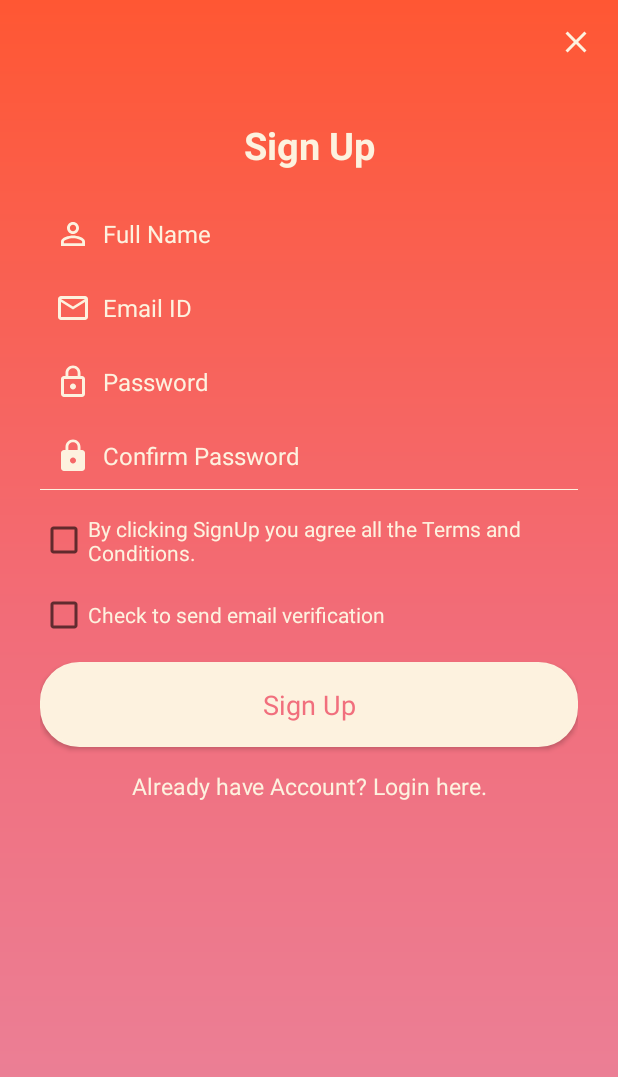
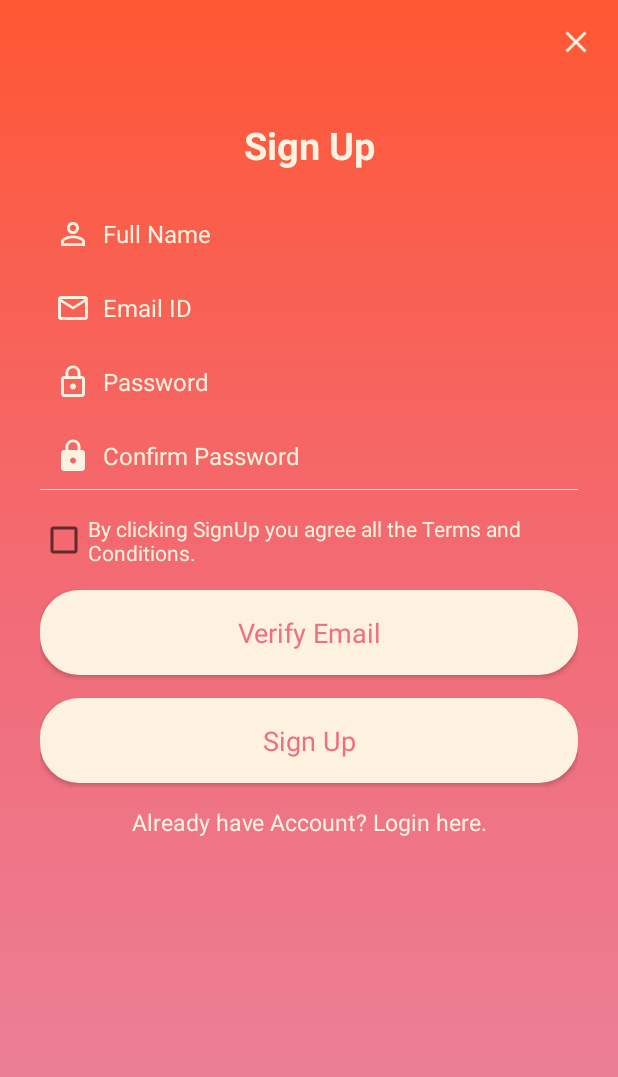
Before and after one commit to rr00232/trackohol, an Android app: the fragment SignUp_Fragment placed in its activity, after a tap on "Sign Up", on a phone screen of 412 x 824 dp. Shown: the top 1077 px of the screen. Run offline under Robolectric (Android 15) with nearby library versions, the phone set to English and light mode, and no system bars; our stand-ins replace Firebase (no records; nobody signed in at launch, a user with empty details on screens opened directly).

Commit message:
debugging the sign up frag

```diff
--- a/app/src/main/java/com/example/rizvanr/eps/SignUp_Fragment.java
+++ b/app/src/main/java/com/example/rizvanr/eps/SignUp_Fragment.java
@@ -35,17 +35,16 @@ public class SignUp_Fragment extends Fragment implements OnClickListener {
     private static View view;
     private static EditText fullName, emailId, password, confirmPassword;
     private static TextView login;
-    private static Button signUpButton, check_send;
+    private static Button signUpButton, verifyEmailButton;
     private static CheckBox terms_conditions;
     private FirebaseDatabase database;
     private DatabaseReference users;
     private FirebaseAuth mAuth;
 
     public SignUp_Fragment() {
+        mAuth = FirebaseAuth.getInstance();
 
 
-        mAuth = FirebaseAuth.getInstance();
-    //
 
     }
 
@@ -72,6 +71,7 @@ public class SignUp_Fragment extends Fragment implements OnClickListener {
         signUpButton = (Button) view.findViewById(R.id.signUpBtn);
         login = (TextView) view.findViewById(R.id.already_user);
         terms_conditions = (CheckBox) view.findViewById(R.id.terms_conditions);
+        verifyEmailButton = (Button) view.findViewById(R.id.verifyEmailBtn);
        // check_send = (Button) view.findViewById(R.id.email_veriBtn);
 
     }
@@ -79,12 +79,17 @@ public class SignUp_Fragment extends Fragment implements OnClickListener {
     // Set Listeners
     private void setListeners() {
         signUpButton.setOnClickListener(this);
+        verifyEmailButton.setOnClickListener(this);
         login.setOnClickListener(this);
     }
 
     @Override
     public void onClick(View v) {
         switch (v.getId()) {
+            case R.id.verifyEmailBtn:
+                sendEmail();
+                   break;
+
             case R.id.signUpBtn:
 
                 // Call checkValidation method
@@ -102,7 +107,7 @@ public class SignUp_Fragment extends Fragment implements OnClickListener {
 
     // Check Validation Method
     private void checkValidation() {
-       final FirebaseUser user = mAuth.getCurrentUser();
+
         // Get all edittext texts
         String getFullName = fullName.getText().toString();
         String getEmailId = emailId.getText().toString();
@@ -138,20 +143,7 @@ public class SignUp_Fragment extends Fragment implements OnClickListener {
             new CustomToast().Show_Toast(getActivity(), view,
                     "Please select Terms and Conditions.");
          else
-             if(!user.isEmailVerified())
-                user.sendEmailVerification().addOnCompleteListener(new OnCompleteListener<Void>() {
-                    @Override
-                    public void onComplete(@NonNull Task<Void> task) {
-                        //   check_send.setEnabled(true);
-                        // if (task.isSuccessful())
-                        Toast.makeText(SignUp_Fragment.this.getActivity(), "email veri sent" + mAuth.getInstance().getCurrentUser().getEmail(), Toast.LENGTH_SHORT).show();
-                        // else
-                        //  Toast.makeText(SignUp_Fragment.this.getActivity(), "fail to sent email", Toast.LENGTH_SHORT).show();
-                    }
-                });
 
-            //     }
-            //     });
 //TODO SHOULD-HAVE else if to check email address dosen't already have an account use ""new CustomToast().Show_Toast(getActivity(), view, "You already have an account with that email address.");"" if they already exist in the DB
 
             // Else do signup or do your stuff
@@ -168,6 +160,24 @@ public class SignUp_Fragment extends Fragment implements OnClickListener {
 
                // FirebaseUser user = mAuth.getCurrentUser();
 
-        mAuth.createUserWithEmailAndPassword(getEmailId, getPassword);
+      //
+    }
+    private void sendEmail() {
+
+        mAuth.createUserWithEmailAndPassword(emailId.getText().toString(),
+                password.getText().toString());
+       final   FirebaseUser user = mAuth.getCurrentUser();
+            user.sendEmailVerification()
+                    .addOnCompleteListener(new OnCompleteListener<Void>() {
+                @Override
+               public void onComplete(@NonNull Task<Void> task) {
+                    //   check_send.setEnabled(true);
+                    // if (task.isSuccessful())
+                  Toast.makeText(SignUp_Fragment.this.getActivity(), "email veri sent" + user.getEmail(), Toast.LENGTH_SHORT).show();
+                    // else
+                    //  Toast.makeText(SignUp_Fragment.this.getActivity(), "fail to sent email", Toast.LENGTH_SHORT).show();
+                }
+                    });
+
     }
 }
--- a/app/src/main/res/layout/signup_layout.xml
+++ b/app/src/main/res/layout/signup_layout.xml
@@ -101,14 +101,21 @@
         android:text="@string/terms_conditions"
         android:textColor="@color/lightorange"
         android:textSize="14sp" />
-    <CheckBox
-        android:id="@+id/email_veriBtn"
-        android:text="Check to send email verification"
-        android:textColor="@color/lightorange"
-        android:layout_width="wrap_content"
+
+
+    <Button
+        android:id="@+id/verifyEmailBtn"
+        android:layout_width="match_parent"
         android:layout_height="wrap_content"
-        android:layout_marginTop="16dp"
-        android:textSize="14sp" />
+        android:background="@drawable/background_login"
+        android:text="Verify Email"
+        android:textColor="#f16f7d"
+        android:textAllCaps="false"
+        android:padding="16dp"
+        android:clickable="true"
+        style="@style/Base.TextAppearance.AppCompat.Body1"
+        android:layout_marginTop="15dp"
+        android:textSize="18sp" />
 
     <Button
         android:id="@+id/signUpBtn"
```
